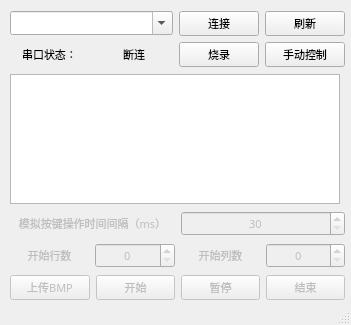
wang-ji-yuan/AutoSplatoon, file AutoSplatoon/autosplatoon.ui: the form before one commit.
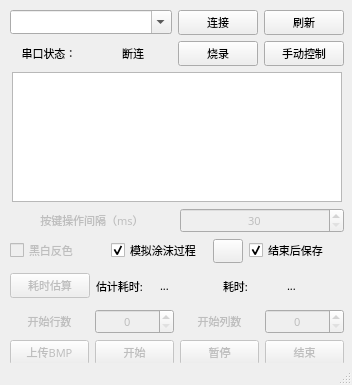
The form after the commit. Icons and pictures are not drawn.

Diff of the .ui file:
```diff
--- a/AutoSplatoon/autosplatoon.ui
+++ b/AutoSplatoon/autosplatoon.ui
@@ -6,8 +6,8 @@
    <rect>
     <x>0</x>
     <y>0</y>
-    <width>351</width>
-    <height>325</height>
+    <width>352</width>
+    <height>385</height>
    </rect>
   </property>
   <property name="font">
@@ -28,15 +28,14 @@
      <rect>
       <x>10</x>
       <y>10</y>
-      <width>335</width>
-      <height>291</height>
+      <width>334</width>
+      <height>355</height>
      </rect>
     </property>
     <property name="font">
      <font>
       <family>微软雅黑</family>
       <pointsize>8</pointsize>
-      <weight>50</weight>
       <bold>false</bold>
      </font>
     </property>
@@ -51,7 +50,6 @@
             <font>
              <family>微软雅黑</family>
              <pointsize>8</pointsize>
-             <weight>50</weight>
              <bold>false</bold>
             </font>
            </property>
@@ -66,7 +64,6 @@
             <font>
              <family>微软雅黑</family>
              <pointsize>8</pointsize>
-             <weight>50</weight>
              <bold>false</bold>
             </font>
            </property>
@@ -85,7 +82,6 @@
             <font>
              <family>微软雅黑</family>
              <pointsize>8</pointsize>
-             <weight>50</weight>
              <bold>false</bold>
             </font>
            </property>
@@ -103,7 +99,6 @@
             <font>
              <family>微软雅黑</family>
              <pointsize>8</pointsize>
-             <weight>50</weight>
              <bold>false</bold>
             </font>
            </property>
@@ -123,7 +118,6 @@
           <font>
            <family>微软雅黑</family>
            <pointsize>8</pointsize>
-           <weight>50</weight>
            <bold>false</bold>
           </font>
          </property>
@@ -143,7 +137,6 @@
             <font>
              <family>微软雅黑</family>
              <pointsize>8</pointsize>
-             <weight>50</weight>
              <bold>false</bold>
             </font>
            </property>
@@ -158,7 +151,6 @@
             <font>
              <family>微软雅黑</family>
              <pointsize>8</pointsize>
-             <weight>50</weight>
              <bold>false</bold>
             </font>
            </property>
@@ -172,6 +164,8 @@
       </layout>
      </item>
      <item>
+      <layout class="QHBoxLayout" name="horizontalLayout_9">
+       <item>
       <widget class="QGraphicsView" name="graphicsView">
        <property name="enabled">
         <bool>true</bool>
@@ -182,6 +176,12 @@
          <verstretch>0</verstretch>
         </sizepolicy>
        </property>
+         <property name="minimumSize">
+          <size>
+           <width>330</width>
+           <height>130</height>
+          </size>
+         </property>
        <property name="maximumSize">
         <size>
          <width>330</width>
@@ -192,11 +192,12 @@
         <font>
          <family>微软雅黑</family>
          <pointsize>8</pointsize>
-         <weight>50</weight>
          <bold>false</bold>
         </font>
        </property>
       </widget>
+       </item>
+      </layout>
      </item>
      <item>
       <layout class="QHBoxLayout" name="horizontalLayout_4">
@@ -206,7 +207,7 @@
           <bool>false</bool>
          </property>
          <property name="text">
-          <string>模拟按键操作时间间隔（ms）</string>
+          <string>按键操作间隔（ms）</string>
          </property>
          <property name="alignment">
           <set>Qt::AlignCenter</set>
@@ -231,6 +232,104 @@
        </item>
       </layout>
      </item>
+     <item>
+      <layout class="QHBoxLayout" name="horizontalLayout_7">
+       <item>
+        <widget class="QCheckBox" name="checkBox_inverse">
+         <property name="enabled">
+          <bool>false</bool>
+         </property>
+         <property name="toolTip">
+          <string>&lt;html&gt;&lt;head/&gt;&lt;body&gt;&lt;p&gt;最终画出来的点黑白颠倒&lt;/p&gt;&lt;/body&gt;&lt;/html&gt;</string>
+         </property>
+         <property name="text">
+          <string>黑白反色</string>
+         </property>
+        </widget>
+       </item>
+       <item>
+        <widget class="QCheckBox" name="checkBox_showPointer">
+         <property name="toolTip">
+          <string>&lt;html&gt;&lt;head/&gt;&lt;body&gt;&lt;p&gt;显示画笔涂沫的过程&lt;/p&gt;&lt;/body&gt;&lt;/html&gt;</string>
+         </property>
+         <property name="text">
+          <string>模拟涂沫过程</string>
+         </property>
+         <property name="checked">
+          <bool>true</bool>
+         </property>
+        </widget>
+       </item>
+       <item>
+        <widget class="QPushButton" name="colorSetButton">
+         <property name="maximumSize">
+          <size>
+           <width>30</width>
+           <height>16777215</height>
+          </size>
+         </property>
+         <property name="toolTip">
+          <string>&lt;html&gt;&lt;head/&gt;&lt;body&gt;&lt;p&gt;画笔的显示颜色.为了便于区分而已,实际的点都是黑色&lt;/p&gt;&lt;/body&gt;&lt;/html&gt;</string>
+         </property>
+         <property name="text">
+          <string/>
+         </property>
+        </widget>
+       </item>
+       <item>
+        <widget class="QCheckBox" name="checkBox_saveWhenFinish">
+         <property name="text">
+          <string>结束后保存</string>
+         </property>
+         <property name="checked">
+          <bool>true</bool>
+         </property>
+        </widget>
+       </item>
+      </layout>
+     </item>
+     <item>
+      <layout class="QHBoxLayout" name="horizontalLayout_8">
+       <item>
+        <widget class="QPushButton" name="pushButton_Estimate">
+         <property name="enabled">
+          <bool>false</bool>
+         </property>
+         <property name="text">
+          <string>耗时估算</string>
+         </property>
+        </widget>
+       </item>
+       <item>
+        <widget class="QLabel" name="label_5">
+         <property name="text">
+          <string>估计耗时:</string>
+         </property>
+        </widget>
+       </item>
+       <item>
+        <widget class="QLabel" name="label_timeTotal">
+         <property name="text">
+          <string>...</string>
+         </property>
+        </widget>
+       </item>
+       <item>
+        <widget class="QLabel" name="label_6">
+         <property name="text">
+          <string>耗时:</string>
+         </property>
+        </widget>
+       </item>
+       <item>
+        <widget class="QLabel" name="label_timeElapsed">
+         <property name="text">
+          <string>...</string>
+         </property>
+        </widget>
+       </item>
+      </layout>
+     </item>
      <item>
       <layout class="QHBoxLayout" name="horizontalLayout_6">
        <item>
@@ -304,7 +403,6 @@
           <font>
            <family>微软雅黑</family>
            <pointsize>8</pointsize>
-           <weight>50</weight>
            <bold>false</bold>
           </font>
          </property>
@@ -322,7 +420,6 @@
           <font>
            <family>微软雅黑</family>
            <pointsize>8</pointsize>
-           <weight>50</weight>
            <bold>false</bold>
           </font>
          </property>
@@ -340,7 +437,6 @@
           <font>
            <family>微软雅黑</family>
            <pointsize>8</pointsize>
-           <weight>50</weight>
            <bold>false</bold>
           </font>
          </property>
@@ -358,7 +454,6 @@
           <font>
            <family>微软雅黑</family>
            <pointsize>8</pointsize>
-           <weight>50</weight>
            <bold>false</bold>
           </font>
          </property>
```
Lines whose indentation alone changed are shown as unchanged.
